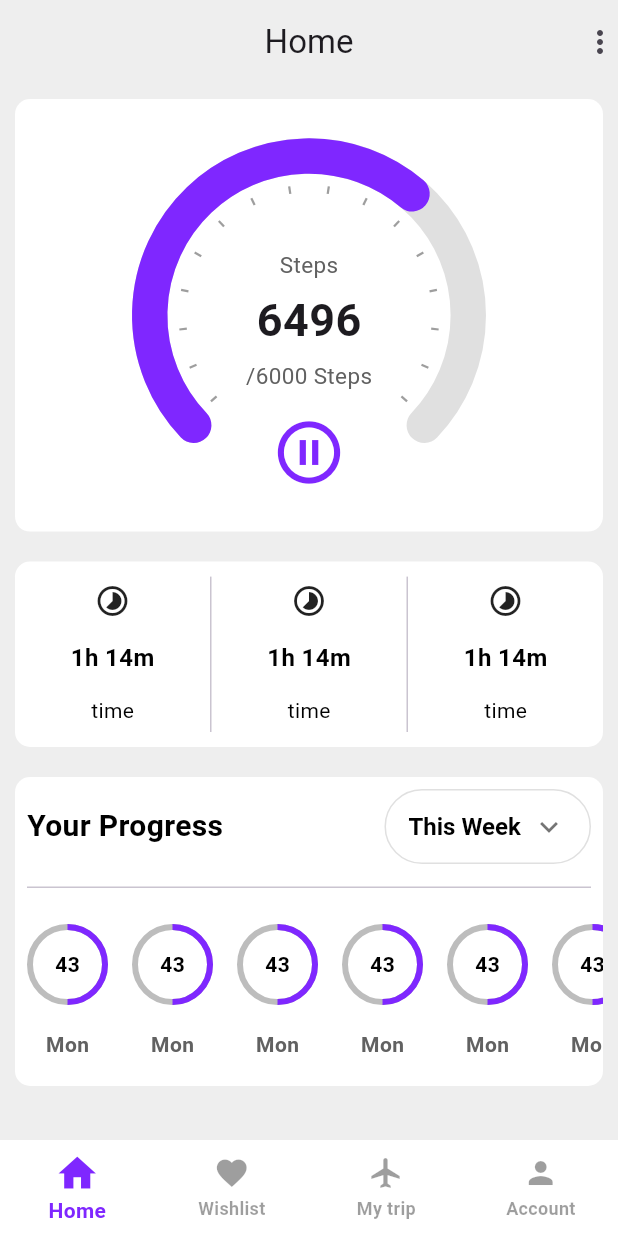
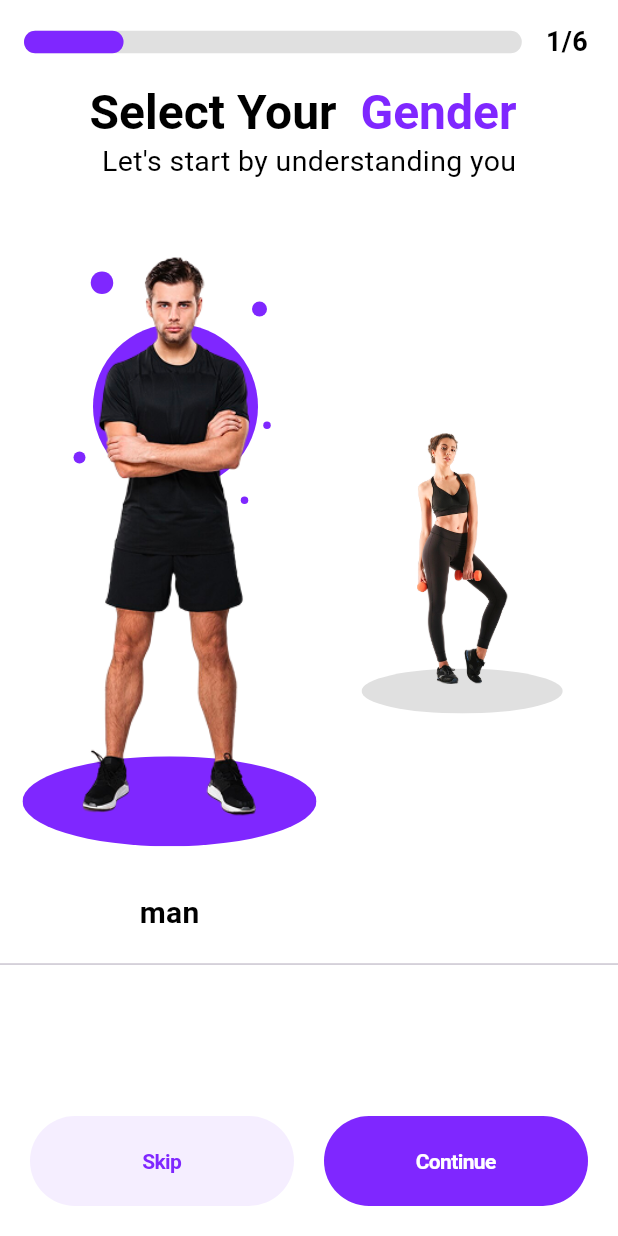
Before and after one commit to Saqlainalyshah/fitness_app, a Flutter app: the screen it shows after launch, on a phone screen of 412 x 824 dp. Run offline on Flutter 3.47's test engine with Material 3 defaults, Android fonts, the phone set to English and light mode, and no system bars; drawn by our look-alikes of syncfusion_flutter_gauges; our stand-ins replace flutter_riverpod, smooth_page_indicator.

Commit message:
date 17 work

```diff
--- a/lib/main.dart
+++ b/lib/main.dart
@@ -6,6 +6,7 @@ import 'package:fitness_app/screens/home/home_screen.dart';
 import 'package:fitness_app/screens/landing_screen/landing_screen.dart';
 import 'package:fitness_app/screens/sign_in/sign_in_screen.dart';
 import 'package:fitness_app/screens/sign_up/sign_up_screen.dart';
+import 'package:fitness_app/screens/sign_up/user_form_screen.dart';
 import 'package:flutter/material.dart';
 import 'package:flutter_riverpod/flutter_riverpod.dart';
 
@@ -13,7 +14,7 @@ void main() {
   runApp(ProviderScope(
     child: MaterialApp(
       debugShowCheckedModeBanner: false,
-      home: HomeScreen(),
+      home: UserFormScreen(),
     ),
   ));
 }
--- a/lib/screens/home/home_screen.dart
+++ b/lib/screens/home/home_screen.dart
@@ -186,11 +186,15 @@ class HomeScreen extends ConsumerWidget {
               icon: Icon(Icons.home),
             ),
             BottomNavigationBarItem(
-              label: "Wishlist",
+              label: "Track",
               icon: Icon(Icons.favorite),
             ),
             BottomNavigationBarItem(
-              label: "My trip",
+              label: "Report",
+              icon: Icon(Icons.flight), // don't know the name of the icon
+            ),
+            BottomNavigationBarItem(
+              label: "History",
               icon: Icon(Icons.flight), // don't know the name of the icon
             ),
             BottomNavigationBarItem(
--- a/lib/screens/sign_up/sign_up_screen.dart
+++ b/lib/screens/sign_up/sign_up_screen.dart
@@ -68,7 +68,6 @@ final TextEditingController controller=TextEditingController();
                 children: [
                   Checkbox(
                     materialTapTargetSize: MaterialTapTargetSize.shrinkWrap,
-                    // tristate: true,
                     value: ref.watch(signupScreenCheckBoxProvider),
                     onChanged: (value) {
                       ref.read(signupScreenCheckBoxProvider.notifier).state = value!;
--- /dev/null
+++ b/lib/screens/sign_up/user_form_screen.dart
@@ -0,0 +1,201 @@
+import 'package:fitness_app/app_color/color.dart';
+import 'package:fitness_app/ui_stat_management/sign_up_screen_state.dart';
+import 'package:fitness_app/ui_widgets/basic_widgets.dart';
+import 'package:fitness_app/ui_widgets/button_widget.dart';
+import 'package:fitness_app/ui_widgets/text_widget.dart';
+import 'package:flutter/material.dart';
+import 'package:flutter_riverpod/flutter_riverpod.dart';
+
+class UserFormScreen extends StatelessWidget {
+  const UserFormScreen({super.key});
+
+  @override
+  Widget build(BuildContext context) {
+    return Scaffold(
+      backgroundColor: AppColor.secondaryColor,
+      appBar: AppBar(
+        backgroundColor: AppColor.secondaryColor,
+
+        title: LinearProgressIndicator(
+          value: 0.2,
+          color: AppColor.primaryColor,
+          backgroundColor: Colors.grey.shade300,
+          borderRadius: BorderRadius.circular(10),
+          minHeight: 15,
+        ),
+        actions: [
+          TextWidget(text: "1/6",isBold: true,fontSize: 18,),
+          SizedBox(width: 20,)
+        ],
+      ),
+      body: Column(
+        crossAxisAlignment: CrossAxisAlignment.center,
+        children: [
+          RichText(
+            text: TextSpan(
+              style: TextStyle(fontSize: 32,fontWeight: FontWeight.bold),  // ✅ Ensures text inherits proper styling
+              children: [
+                TextSpan(
+                  text: "Select Your ",
+                  style: TextStyle(color: Colors.black,),
+                ),
+                TextSpan(
+                  text: " Gender ",
+                  style: TextStyle(color: AppColor.primaryColor, ),
+                ),
+              ],
+            ),
+          ),
+          TextWidget(text: "Let's start by understanding you",fontSize: 19,),
+         Consumer(
+           builder:(context,ref,child)=> Row(
+             children: List.generate((2), (index){
+               List<String> list=['assets/images/gender/man.png','assets/images/gender/women.png'];
+               List<String> l=['man','women'];
+               return Column(
+                 children: [
+                   GestureDetector(
+                     onTap:(){
+                       if(ref.watch(signUpScreenGenderIndexProvider)==index){
+                          ref.read(signUpScreenGenderIndexProvider.notifier).state=  ref.watch(signUpScreenGenderIndexProvider);
+                       }else{
+                         ref.read(signUpScreenGenderIndexProvider.notifier).state=index;
+                       }
+                       ref.read(signUpScreenIsColorProvider.notifier).state=!ref.watch(signUpScreenIsColorProvider);
+                     },
+                     child: Container(
+                         margin: EdgeInsets.all(10),
+                         padding: EdgeInsets.symmetric(vertical:20,horizontal: 5),
+                         height: ref.watch(signUpScreenGenderIndexProvider)==index? MediaQuery.sizeOf(context).height*0.55:MediaQuery.sizeOf(context).height* 0.3,
+                         width: ref.watch(signUpScreenGenderIndexProvider)==index? MediaQuery.sizeOf(context).width*0.5:MediaQuery.sizeOf(context).width*0.35 ,
+                        //color: Colors.grey,
+                         child: Stack(
+                           alignment: Alignment.bottomCenter,
+                           children: [
+                             if(ref.watch(signUpScreenGenderIndexProvider)==index) ...[
+                              Positioned(
+                                top: 30,
+                                left: 0,
+                                right: ref.watch(signUpScreenGenderIndexProvider)==1?150:90,
+                                child:  Container(
+                                  //width: 10,
+                                  height: 15,
+                                  decoration: BoxDecoration(
+                                      shape: BoxShape.circle,
+                                      color: AppColor.primaryColor
+                                  ),
+                                ),
+                              ),
+                              Positioned(
+                                top: 50,
+                                left: ref.watch(signUpScreenGenderIndexProvider)==1?30:120,
+                                right: 0,
+                                child:  Container(
+                                  //width: 10,
+                                  height: 10,
+                                  decoration: BoxDecoration(
+                                      shape: BoxShape.circle,
+                                      color: AppColor.primaryColor
+                                  ),
+                                  //AppColor.primaryColor,
+
+                                ),
+                              ),
+                              Positioned(
+                                top: 130,
+                                left: ref.watch(signUpScreenGenderIndexProvider)==1?100:130,
+                                right: 0,
+                                child:  Container(
+                                  //width: 10,
+                                  height: 5,
+                                  decoration: BoxDecoration(
+                                      shape: BoxShape.circle,
+                                      color: AppColor.primaryColor
+                                  ),
+                                  //AppColor.primaryColor,
+
+                                ),
+                              ),
+                              Positioned(
+                                top: ref.watch(signUpScreenGenderIndexProvider)==1?170:180,
+                                left:ref.watch(signUpScreenGenderIndexProvider)==1?70: 100,
+                                right: 0,
+                                child:  Container(
+                                  height: 5,
+                                  decoration: BoxDecoration(
+                                      shape: BoxShape.circle,
+                                      color: AppColor.primaryColor
+                                  ),
+                                ),
+                              ),
+                              Positioned(
+                                top: 150,
+                                left: 0,
+                                right: 120,
+                                child:  Container(
+                                  //width: 10,
+                                  height: 8,
+                                  decoration: BoxDecoration(
+                                      shape: BoxShape.circle,
+                                      color: AppColor.primaryColor
+                                  ),
+                                  //AppColor.primaryColor,
+
+                                ),
+                              ),
+                              Positioned(
+                                top: 65,
+                                left: 8,
+                                right: ref.watch(signUpScreenGenderIndexProvider)==1?50:0,
+                                child:  Container(
+                                  //width: 10,
+                                  height: 110,
+                                  decoration: BoxDecoration(
+                                      shape: BoxShape.circle,
+                                      color: AppColor.primaryColor
+                                  ),
+                                  //AppColor.primaryColor,
+
+                                ),
+                              ),
+                            ],
+                             ClipOval(
+                               child:Container(
+                                  // width:200,
+                                   height: ref.watch(signUpScreenGenderIndexProvider)==index? 60:30,
+                                   color: ref.watch(signUpScreenGenderIndexProvider)==index?AppColor.primaryColor:Colors.grey.shade300 //AppColor.primaryColor,
+                               ),
+                             ),
+                             Positioned(
+                               top: 20,
+                                 bottom: 20,
+                                 child: Image.asset(list[index],)),
+                           ],
+                         )
+                     ),
+                   ),
+                 if( ref.watch(signUpScreenGenderIndexProvider)==index)TextWidget(text: l[index],fontSize: 20,isBold: true,)
+                 ],
+               );
+             }),
+           ),
+         ),
+          SizedBox(height: 20,),
+          DividerWidget(),
+        ],
+      ),
+      bottomSheet: Container(
+        color: AppColor.secondaryColor,
+        padding: EdgeInsets.all(20),
+        child: Row(
+           spacing: 20,
+          children: [
+            Expanded(child: ButtonWidget(onPress: (){},title: 'Skip',color: AppColor.optionalColor,titleColor: AppColor.primaryColor,)),
+            Expanded(child: ButtonWidget(onPress: (){},title: 'Continue',color: AppColor.primaryColor,)),
+
+          ],
+        ),
+      ),
+    );
+  }
+}
--- a/lib/ui_stat_management/sign_up_screen_state.dart
+++ b/lib/ui_stat_management/sign_up_screen_state.dart
@@ -1,3 +1,7 @@
 import 'package:flutter_riverpod/flutter_riverpod.dart';
 
 final signupScreenCheckBoxProvider=StateProvider<bool>((ref)=>false);
+final signUpScreenGenderTypeProvider=StateProvider<String>((ref)=>'');
+final signUpScreenGenderIndexProvider=StateProvider<int>((ref)=>0);
+final signUpScreenIsColorProvider=StateProvider<bool>((ref)=>false);
+final signUpScreenIsSelectedProvider=StateProvider<bool>((ref)=>false);
--- a/pubspec.yaml
+++ b/pubspec.yaml
@@ -64,6 +64,7 @@ flutter:
   assets:
    - assets/images/ui/
    - assets/images/landing/
+   - assets/images/gender/
   #   - images/a_dot_ham.jpeg
 
   # An image asset can refer to one or more resolution-specific "variants", see
```
Also changed, not shown: 4 other files.
